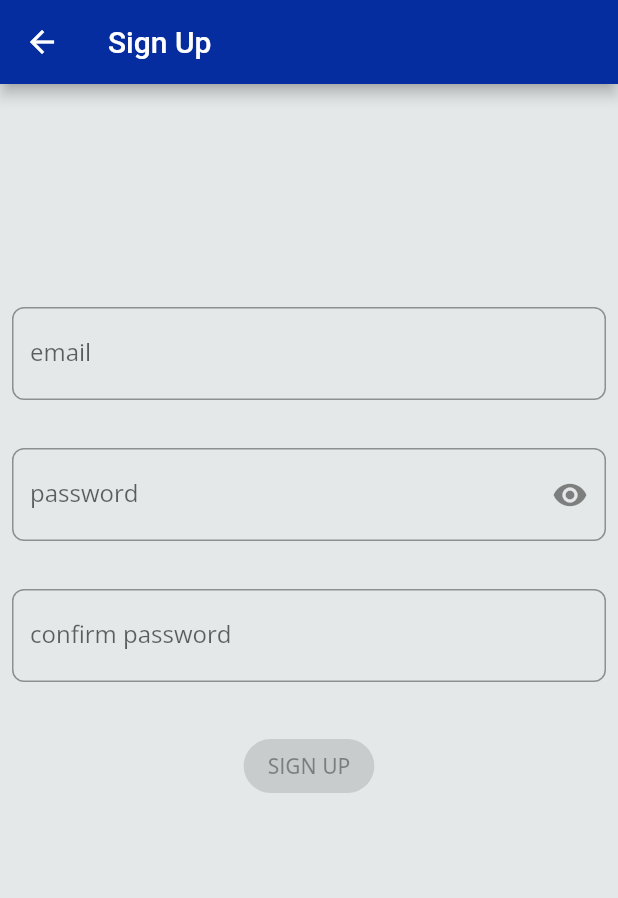
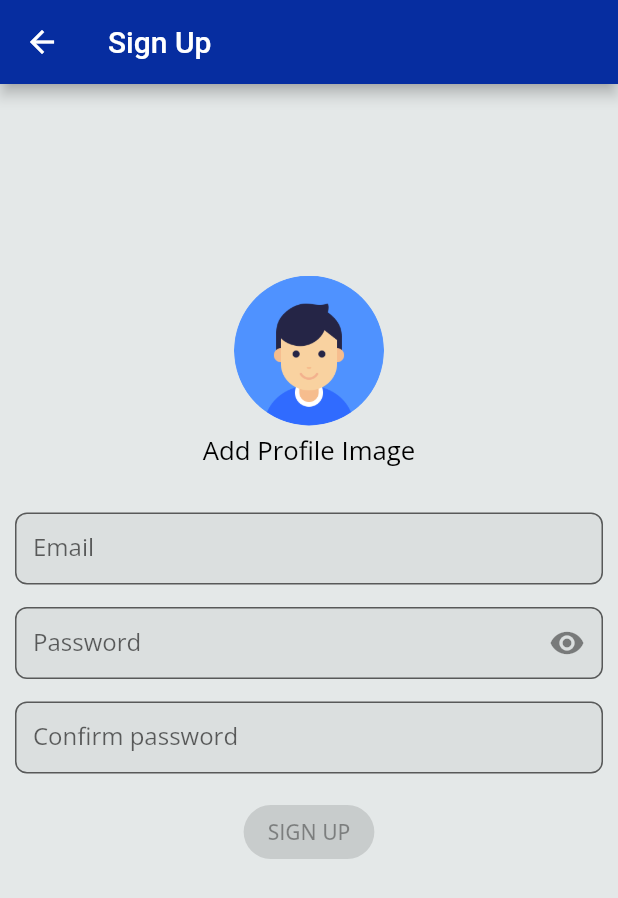
Before and after one commit to piyushpatel130689/flutter_bloc_firebase, a Flutter app: the SignUpPage screen opened directly, on a phone screen of 412 x 824 dp. Shown: the top 898 px of the screen. Run offline on Flutter 3.47's test engine with Material 2 defaults, Android fonts, the phone set to English and light mode, and no system bars; our stand-ins replace bloc, equatable, firebase_auth, firebase_core, flutter_bloc, flutter_screenutil and 5 more; missing offline and left inert: flow_builder, very_good_analysis; accounts and stored records are empty; network calls fail.

Commit message:
Created common color,style,size and component files

```diff
--- a/lib/app/view/app.dart
+++ b/lib/app/view/app.dart
@@ -2,6 +2,7 @@ import 'package:authentication_repository/authentication_repository.dart';
 import 'package:flow_builder/flow_builder.dart';
 import 'package:flutter/material.dart';
 import 'package:flutter_bloc/flutter_bloc.dart';
+import 'package:flutter_screenutil/flutter_screenutil.dart';
 import 'package:piyush_flutter_bloc/app/bloc/app_bloc.dart';
 import 'package:piyush_flutter_bloc/app/routes/routes.dart';
 import '../../theme.dart';
@@ -17,15 +18,15 @@ class App extends StatelessWidget {
 
   @override
   Widget build(BuildContext context) {
-    return RepositoryProvider.value(
+    return ScreenUtilInit(
+        builder: () => RepositoryProvider.value(
             value: _authenticationRepository,
             child: BlocProvider(
               create: (_) => AppBloc(
                 authenticationRepository: _authenticationRepository,
               ),
               child: const AppView(),
-      ),
-    );
+            )));
   }
 }
 
--- /dev/null
+++ b/lib/common/add_image_form.dart
@@ -0,0 +1,143 @@
+import 'dart:io';
+
+import 'package:flutter/material.dart';
+import 'package:image_picker/image_picker.dart';
+import 'package:piyush_flutter_bloc/common/mystyles.dart';
+
+class AddImageForm extends StatelessWidget {
+  final String imagePath;
+  final Function(String) onChanged;
+
+  const AddImageForm({
+    required Key key,
+    required this.imagePath,
+    required this.onChanged,
+  }) : super(key: key);
+
+  @override
+  Widget build(BuildContext context) {
+    Widget _placeholder = Container(
+      height: 100,
+      width: 100,
+      decoration: BoxDecoration(
+          color: Colors.blue, borderRadius: BorderRadius.circular(50)),
+    );
+    return Column(
+      mainAxisSize: MainAxisSize.min,
+      children: [
+        GestureDetector(
+            onTap: () => _onAddImage(context),
+            child: imagePath == null
+                ? _placeholder
+                : _ImageWidget(
+                    key: const Key('profile_image'),
+                    image: imagePath,
+                  )),
+        SizedBox(
+          height: 5,
+        ),
+        Text(
+          'Add Profile Image',
+          style: MyStyles.fontMediumText(),
+        ),
+      ],
+    );
+  }
+
+  _onAddImage(BuildContext context) {
+    showModalBottomSheet(
+      context: context,
+      backgroundColor: Colors.white,
+      builder: (context) => Column(
+        mainAxisSize: MainAxisSize.min,
+        mainAxisAlignment: MainAxisAlignment.center,
+        children: [
+          Container(
+            height: 50,
+            decoration: BoxDecoration(
+              color: Colors.blue,
+            ),
+            alignment: Alignment.center,
+            child: GestureDetector(
+              onTap: () => _showCamera(context),
+              child: Text(
+                'Add from Camera',
+                style:
+                    TextStyle(fontWeight: FontWeight.bold, color: Colors.white),
+              ),
+            ),
+          ),
+          Container(
+            height: 50,
+            decoration: BoxDecoration(
+              color: Colors.blue,
+            ),
+            alignment: Alignment.center,
+            child: GestureDetector(
+              onTap: () => _showGallery(context),
+              child: Text(
+                'Add from Library',
+                style:
+                    TextStyle(fontWeight: FontWeight.bold, color: Colors.white),
+              ),
+            ),
+          ),
+        ],
+      ),
+    );
+  }
+
+  _showCamera(BuildContext context) {
+    Navigator.of(context).pop();
+    _showImagePicker(ImageSource.camera);
+  }
+
+  _showGallery(BuildContext context) {
+    Navigator.of(context).pop();
+    _showImagePicker(ImageSource.gallery);
+  }
+
+  _showImagePicker(ImageSource imageSource) async {
+    ImagePicker imagePicker = ImagePicker();
+    PickedFile? image =
+        await imagePicker.getImage(source: imageSource, imageQuality: 60);
+    if (image != null) {
+      onChanged(image.path);
+    }
+  }
+}
+
+class _ImageWidget extends StatelessWidget {
+  final String image;
+
+  const _ImageWidget({
+    required Key key,
+    required this.image,
+  }) : super(key: key);
+
+  @override
+  Widget build(BuildContext context) {
+    bool _validURL = Uri.parse(image).isAbsolute;
+    return Container(
+      height: 100,
+      width: 100,
+      child: ClipRRect(
+        borderRadius: BorderRadius.circular(50),
+        child: _validURL
+            ? Image.network(
+                image,
+                fit: BoxFit.cover,
+              )
+            : (image.isNotEmpty
+                ? Image.file(
+                    File(image),
+                    fit: BoxFit.cover,
+                  )
+                : Image.asset(
+                    'assets/user.png',
+                    height: 120,
+                  )),
+      ),
+    );
+  }
+}
--- /dev/null
+++ b/lib/common/auth_text_field.dart
@@ -0,0 +1,70 @@
+import 'package:flutter/material.dart';
+
+class AuthTextField extends StatelessWidget {
+  final String labelText;
+  final String hint;
+  final ValueChanged<String> onChanged;
+  final TextInputType keyboardType;
+  final bool isPasswordField;
+  final bool isRequiredField;
+  final String? error;
+  final EdgeInsets padding;
+  final TextInputAction textInputAction;
+  final Widget? suffixIcon;
+
+  const AuthTextField(
+      {required Key key,
+      this.hint = '',
+      required this.labelText,
+      required this.onChanged,
+      required this.keyboardType,
+      this.isPasswordField = false,
+      this.isRequiredField = false,
+      this.error,
+      this.padding = const EdgeInsets.all(0),
+      required this.textInputAction,
+      this.suffixIcon})
+      : super(key: key);
+
+  @override
+  Widget build(BuildContext context) {
+    UnderlineInputBorder border = UnderlineInputBorder(
+        borderSide: new BorderSide(color: Colors.blueAccent, width: 2));
+    UnderlineInputBorder errorBorder = UnderlineInputBorder(
+        borderSide: new BorderSide(color: Colors.redAccent, width: 2));
+
+    return Padding(
+      padding: padding,
+      child: TextFormField(
+        keyboardType: keyboardType,
+        decoration: InputDecoration(
+            labelText: labelText,
+            // fillColor: Colors.white,
+            contentPadding: EdgeInsets.symmetric(horizontal: 12),
+            filled: true,
+            hintText: isRequiredField ? '$hint*' : hint,
+            errorText: error,
+            suffixIcon: suffixIcon),
+        // decoration: InputDecoration(
+        //   labelText: labelText,
+        //   fillColor: Colors.white,
+        //   contentPadding: EdgeInsets.symmetric(horizontal: 12),
+        //   filled: true,
+        //   hintText: isRequiredField ? '$hint*' : hint,
+        //   border: border,
+        //   disabledBorder: border,
+        //   enabledBorder: border,
+        //   errorBorder: errorBorder,
+        //   focusedErrorBorder: errorBorder,
+        //   errorText: error,
+        //   floatingLabelBehavior: FloatingLabelBehavior.never,
+        // ),
+        autocorrect: false,
+        textInputAction: textInputAction,
+        obscureText: isPasswordField,
+        maxLines: 1,
+        onChanged: onChanged,
+      ),
+    );
+  }
+}
--- /dev/null
+++ b/lib/common/constants.dart
@@ -0,0 +1,4 @@
+
+class Constants {
+  static const String SUCCESS_MESSAGE=" You will be contacted by us very soon.";
+}
--- /dev/null
+++ b/lib/common/mycolors.dart
@@ -0,0 +1,9 @@
+import 'package:flutter/material.dart';
+
+class MyColors {
+  static const Color primaryColorDark = const Color(0xFF717FE0);
+  static const Color primaryColorLight = const Color(0xFF8481BA);
+  static const Color primaryColor = const Color(0xFF062DA0);
+  static const Color accentColor = const Color(0xFF9C3A97);
+  static const Color scaffoldBackgroundColor = const Color(0xFFE4E8E8);
+}
--- /dev/null
+++ b/lib/common/mystyles.dart
@@ -0,0 +1,39 @@
+import 'package:flutter/cupertino.dart';
+import 'package:flutter/material.dart';
+import 'package:flutter/widgets.dart';
+import 'package:font_awesome_flutter/font_awesome_flutter.dart';
+import 'package:piyush_flutter_bloc/common/sizeconfig.dart';
+
+abstract class MyStyles {
+  //TEXT STYLE
+  static TextStyle fontSmallText() =>
+      TextStyle(color: Colors.black, fontSize: SizeConfig.fontSmallSize);
+
+  static TextStyle fontSmallTextBold() => TextStyle(
+      color: Colors.black,
+      fontSize: SizeConfig.fontSmallSize,
+      fontWeight: FontWeight.bold);
+
+  static TextStyle fontMediumText() =>
+      TextStyle(color: Colors.black, fontSize: SizeConfig.fontMediumSize);
+
+  static TextStyle fontMediumTextBold() => TextStyle(
+      color: Colors.black,
+      fontSize: SizeConfig.fontMediumSize,
+      fontWeight: FontWeight.bold);
+
+  static TextStyle fontLargeText() =>
+      TextStyle(color: Colors.black, fontSize: SizeConfig.fontLargeSize);
+
+  static TextStyle fontLargeTextBold() => TextStyle(
+      color: Colors.black,
+      fontSize: SizeConfig.fontLargeSize,
+      fontWeight: FontWeight.bold);
+
+  //ICON STYLE
+  static const preferenceIcon = IconData(
+    0xf443,
+    fontFamily: CupertinoIcons.iconFont,
+    fontPackage: CupertinoIcons.iconFontPackage,
+  );
+}
--- /dev/null
+++ b/lib/common/sizeconfig.dart
@@ -0,0 +1,16 @@
+import 'package:flutter_screenutil/flutter_screenutil.dart';
+
+class SizeConfig {
+  //SCREEN SIZE
+  static const double screenPadding = 10;
+
+  //WIDGET SIZE
+  static const double verticalSizeBoxSpace = 15;
+
+  static final double profilepicHeightWidth = 120.w;
+
+  //FONT SIZE
+  static final double fontSmallSize = 12.sp;
+  static final double fontMediumSize = 15.sp;
+  static final double fontLargeSize = 18.sp;
+}
--- a/lib/login/view/login_form.dart
+++ b/lib/login/view/login_form.dart
@@ -2,6 +2,8 @@ import 'package:flutter_bloc/flutter_bloc.dart';
 import 'package:flutter/material.dart';
 import 'package:font_awesome_flutter/font_awesome_flutter.dart';
 import 'package:formz/formz.dart';
+import 'package:piyush_flutter_bloc/common/auth_text_field.dart';
+import 'package:piyush_flutter_bloc/common/sizeconfig.dart';
 import 'package:piyush_flutter_bloc/login/cubit/login_cubit.dart';
 import 'package:piyush_flutter_bloc/sign_up/view/sign_up_page.dart';
 
@@ -28,17 +30,17 @@ class LoginForm extends StatelessWidget {
             children: [
               Image.asset(
                 'assets/bloc_logo_small.png',
-                height: 120,
+                height: SizeConfig.profilepicHeightWidth,
               ),
-              const SizedBox(height: 16.0),
+              const SizedBox(height: SizeConfig.verticalSizeBoxSpace * 2),
               _EmailInput(),
-              const SizedBox(height: 8.0),
+              const SizedBox(height: SizeConfig.verticalSizeBoxSpace),
               _PasswordInput(),
-              const SizedBox(height: 8.0),
+              const SizedBox(height: SizeConfig.verticalSizeBoxSpace),
               _LoginButton(),
-              const SizedBox(height: 8.0),
+              const SizedBox(height: SizeConfig.verticalSizeBoxSpace),
               _GoogleLoginButton(),
-              const SizedBox(height: 4.0),
+              const SizedBox(height: SizeConfig.verticalSizeBoxSpace),
               _SignUpButton(),
             ],
           ),
@@ -54,16 +56,15 @@ class _EmailInput extends StatelessWidget {
     return BlocBuilder<LoginCubit, LoginState>(
       buildWhen: (previous, current) => previous.email != current.email,
       builder: (context, state) {
-        return TextFormField(
-          initialValue: state.email.value,
+        return AuthTextField(
+          labelText: 'Email',
+          hint: 'Email',
           key: const Key('loginForm_emailInput_textField'),
+          isRequiredField: true,
+          keyboardType: TextInputType.emailAddress,
           onChanged: (email) => context.read<LoginCubit>().emailChanged(email),
-          keyboardType: TextInputType.emailAddress,
-          decoration: InputDecoration(
-            labelText: 'email',
-            helperText: '',
-            errorText: state.email.invalid ? 'invalid email' : null,
-          ),
+          error: state.email.invalid ? 'invalid email' : null,
+          textInputAction: TextInputAction.next,
         );
       },
     );
@@ -76,16 +77,17 @@ class _PasswordInput extends StatelessWidget {
     return BlocBuilder<LoginCubit, LoginState>(
       buildWhen: (previous, current) => previous.password != current.password,
       builder: (context, state) {
-        return TextField(
+        return AuthTextField(
+          labelText: 'Password',
+          hint: 'Password',
           key: const Key('loginForm_passwordInput_textField'),
+          isPasswordField: false,
+          isRequiredField: true,
+          keyboardType: TextInputType.text,
+          error: state.password.invalid ? 'invalid password' : null,
           onChanged: (password) =>
               context.read<LoginCubit>().passwordChanged(password),
-          obscureText: true,
-          decoration: InputDecoration(
-            labelText: 'password',
-            helperText: '',
-            errorText: state.password.invalid ? 'invalid password' : null,
-          ),
+          textInputAction: TextInputAction.next,
         );
       },
     );
--- a/lib/login/view/login_page.dart
+++ b/lib/login/view/login_page.dart
@@ -1,6 +1,7 @@
 import 'package:authentication_repository/authentication_repository.dart';
 import 'package:flutter/material.dart';
 import 'package:flutter_bloc/flutter_bloc.dart';
+import 'package:piyush_flutter_bloc/common/sizeconfig.dart';
 import 'package:piyush_flutter_bloc/login/cubit/login_cubit.dart';
 import 'login_form.dart';
 
@@ -14,7 +15,7 @@ class LoginPage extends StatelessWidget {
     return Scaffold(
       appBar: AppBar(title: const Text('Login')),
       body: Padding(
-        padding: const EdgeInsets.all(8.0),
+        padding: const EdgeInsets.all(SizeConfig.screenPadding),
         child: BlocProvider(
           create: (_) => LoginCubit(context.read<AuthenticationRepository>()),
           child: const LoginForm(),
--- a/lib/sign_up/bloc/sign_up_bloc.dart
+++ b/lib/sign_up/bloc/sign_up_bloc.dart
@@ -23,7 +23,12 @@ class SignUpBloc extends Bloc<SignUpEvent, SignUpState> {
 
   @override
   Stream<SignUpState> mapEventToState(SignUpEvent event) async* {
-    if (event is EmailChanged) {
+    if (event is ProfileImageChanged) {
+      final String profileImage = event.image;
+      yield state.copyWith(
+        image: profileImage,
+      );
+    }else if (event is EmailChanged) {
       final email = Email.dirty(event.email);
       yield state.copyWith(
         //email: email.valid ? email : Email.pure(event.email),
--- a/lib/sign_up/bloc/sign_up_event.dart
+++ b/lib/sign_up/bloc/sign_up_event.dart
@@ -5,6 +5,15 @@ abstract class SignUpEvent extends Equatable {
 
   @override
   List<Object> get props => [];
+}
+
+class ProfileImageChanged extends SignUpEvent {
+  const ProfileImageChanged({required this.image});
+
+  final String image;
+
+  @override
+  List<Object> get props => [image];
 }
 
 class EmailChanged extends SignUpEvent {
--- a/lib/sign_up/bloc/sign_up_state.dart
+++ b/lib/sign_up/bloc/sign_up_state.dart
@@ -7,6 +7,7 @@ class SignUpState extends Equatable {
     this.confirmedPassword = const ConfirmedPassword.pure(),
     this.status = FormzStatus.pure,
     this.isObscure = true,
+    this.image = '',
   });
 
   final Email email;
@@ -14,10 +15,11 @@ class SignUpState extends Equatable {
   final ConfirmedPassword confirmedPassword;
   final FormzStatus status;
   final bool isObscure;
+  final String image;
 
   @override
   List<Object> get props =>
-      [email, password, confirmedPassword, status, isObscure];
+      [email, password, confirmedPassword, status, isObscure, image];
 
   SignUpState copyWith({
     Email? email,
@@ -25,12 +27,14 @@ class SignUpState extends Equatable {
     ConfirmedPassword? confirmedPassword,
     FormzStatus? status,
     bool? isObscure,
+    String? image,
   }) {
     return SignUpState(
         email: email ?? this.email,
         password: password ?? this.password,
         confirmedPassword: confirmedPassword ?? this.confirmedPassword,
         status: status ?? this.status,
-        isObscure: isObscure ?? this.isObscure);
+        isObscure: isObscure ?? this.isObscure,
+        image: image ?? this.image);
   }
 }
--- a/lib/sign_up/view/sign_up_form.dart
+++ b/lib/sign_up/view/sign_up_form.dart
@@ -1,6 +1,9 @@
 import 'package:flutter/material.dart';
 import 'package:flutter_bloc/flutter_bloc.dart';
 import 'package:formz/formz.dart';
+import 'package:piyush_flutter_bloc/common/add_image_form.dart';
+import 'package:piyush_flutter_bloc/common/auth_text_field.dart';
+import 'package:piyush_flutter_bloc/common/sizeconfig.dart';
 import 'package:piyush_flutter_bloc/sign_up/bloc/sign_up_bloc.dart';
 
 class SignUpForm extends StatelessWidget {
@@ -22,19 +25,38 @@ class SignUpForm extends StatelessWidget {
         },
         child: Align(
             alignment: const Alignment(0, -1 / 3),
+            child: SingleChildScrollView(
               child: Column(
                 mainAxisSize: MainAxisSize.min,
                 children: [
+                  _ImageField(),
+                  const SizedBox(height: SizeConfig.verticalSizeBoxSpace * 2),
                   _EmailInput(),
-            const SizedBox(height: 8.0),
+                  const SizedBox(height: SizeConfig.verticalSizeBoxSpace),
                   _PasswordInput(),
-            const SizedBox(height: 8.0),
+                  const SizedBox(height: SizeConfig.verticalSizeBoxSpace),
                   _ConfirmPasswordInput(),
-            const SizedBox(height: 8.0),
+                  const SizedBox(height: SizeConfig.verticalSizeBoxSpace),
                   _SignUpButton(),
                 ],
               ),
-      ),
+            )));
+  }
+}
+
+class _ImageField extends StatelessWidget {
+  @override
+  Widget build(BuildContext context) {
+    return BlocBuilder<SignUpBloc, SignUpState>(
+      buildWhen: (previous, current) => previous.image != current.image,
+      builder: (context, state) {
+        return AddImageForm(
+          key: const Key('signUpForm_imageInput_profileImage'),
+          imagePath: state.image,
+          onChanged: (image) =>
+              context.read<SignUpBloc>().add(ProfileImageChanged(image: image)),
+        );
+      },
     );
   }
 }
@@ -45,18 +67,16 @@ class _EmailInput extends StatelessWidget {
     return BlocBuilder<SignUpBloc, SignUpState>(
       buildWhen: (previous, current) => previous.email != current.email,
       builder: (context, state) {
-        return TextFormField(
-          initialValue: state.email.value,
+        return AuthTextField(
+          labelText: 'Email',
+          hint: 'Email',
           key: const Key('signUpForm_emailInput_textField'),
-          textInputAction: TextInputAction.next,
+          isRequiredField: true,
+          keyboardType: TextInputType.emailAddress,
           onChanged: (value) =>
               context.read<SignUpBloc>().add(EmailChanged(email: value)),
-          keyboardType: TextInputType.emailAddress,
-          decoration: InputDecoration(
-            labelText: 'email',
-            helperText: '',
-            errorText: state.email.invalid ? 'invalid email' : null,
-          ),
+          error: state.email.invalid ? 'invalid email' : null,
+          textInputAction: TextInputAction.next,
         );
       },
     );
@@ -67,28 +87,30 @@ class _PasswordInput extends StatelessWidget {
   @override
   Widget build(BuildContext context) {
     return BlocBuilder<SignUpBloc, SignUpState>(
-      buildWhen: (previous, current) => (previous.password != current.password || previous.isObscure != current.isObscure),
+      buildWhen: (previous, current) =>
+          (previous.password != current.password ||
+              previous.isObscure != current.isObscure),
       builder: (context, state) {
-        return TextFormField(
-          initialValue: state.password.value,
+        return AuthTextField(
+            labelText: 'Password',
+            hint: 'Password',
             key: const Key('signUpForm_passwordInput_textField'),
+            isPasswordField: state.isObscure,
+            isRequiredField: true,
+            keyboardType: TextInputType.text,
+            error: state.password.invalid ? 'invalid password' : null,
+            onChanged: (value) => context
+                .read<SignUpBloc>()
+                .add(PasswordChanged(password: value)),
             textInputAction: TextInputAction.next,
-          onChanged: (value) =>
-              context.read<SignUpBloc>().add(PasswordChanged(password: value)),
-          obscureText: state.isObscure,
-          decoration: InputDecoration(
-              labelText: 'password',
-              helperText: '',
-              errorText: state.password.invalid ? 'invalid password' : null,
             suffixIcon: IconButton(
-                  icon: Icon(state.isObscure
-                      ? Icons.visibility
-                      : Icons.visibility_off),
+                icon: Icon(
+                    state.isObscure ? Icons.visibility : Icons.visibility_off),
                 onPressed: () {
-                    context.read<SignUpBloc>().add(
-                        PasswordObscureChanged(isObscure: !state.isObscure));
-                  })),
-        );
+                  context
+                      .read<SignUpBloc>()
+                      .add(PasswordObscureChanged(isObscure: !state.isObscure));
+                }));
       },
     );
   }
@@ -102,21 +124,19 @@ class _ConfirmPasswordInput extends StatelessWidget {
           previous.password != current.password ||
           previous.confirmedPassword != current.confirmedPassword,
       builder: (context, state) {
-        return TextFormField(
-          initialValue: state.confirmedPassword.value,
+        return AuthTextField(
+          labelText: 'Confirm password',
+          hint: 'Confirm password',
           key: const Key('signUpForm_confirmedPasswordInput_textField'),
-          textInputAction: TextInputAction.done,
+          isPasswordField: false,
+          isRequiredField: true,
+          keyboardType: TextInputType.text,
+          error:
+              state.confirmedPassword.invalid ? 'passwords do not match' : null,
           onChanged: (value) => context
               .read<SignUpBloc>()
               .add(ConfirmPasswordChanged(confirmPassword: value)),
-          obscureText: true,
-          decoration: InputDecoration(
-            labelText: 'confirm password',
-            helperText: '',
-            errorText: state.confirmedPassword.invalid
-                ? 'passwords do not match'
-                : null,
-          ),
+          textInputAction: TextInputAction.done,
         );
       },
     );
--- a/lib/sign_up/view/sign_up_page.dart
+++ b/lib/sign_up/view/sign_up_page.dart
@@ -1,6 +1,7 @@
 import 'package:authentication_repository/authentication_repository.dart';
 import 'package:flutter/material.dart';
 import 'package:flutter_bloc/flutter_bloc.dart';
+import 'package:piyush_flutter_bloc/common/sizeconfig.dart';
 import 'package:piyush_flutter_bloc/sign_up/bloc/sign_up_bloc.dart';
 import 'package:piyush_flutter_bloc/sign_up/view/sign_up_form.dart';
 
@@ -16,7 +17,7 @@ class SignUpPage extends StatelessWidget {
     return Scaffold(
       appBar: AppBar(title: const Text('Sign Up')),
       body: Padding(
-        padding: const EdgeInsets.all(8.0),
+        padding: const EdgeInsets.all(SizeConfig.screenPadding),
         child: BlocProvider(
           create: (_) => SignUpBloc(context.read<AuthenticationRepository>()),
           child: const SignUpForm(),
--- a/lib/theme.dart
+++ b/lib/theme.dart
@@ -1,13 +1,15 @@
 import 'package:flutter/material.dart';
 import 'package:google_fonts/google_fonts.dart';
 
+import 'common/mycolors.dart';
+
 final theme = ThemeData(
   textTheme: GoogleFonts.openSansTextTheme(),
-  primaryColorDark: const Color(0xFF717FE0),
-  primaryColorLight: const Color(0xFF8481BA),
-  primaryColor: const Color(0xFF062DA0),
-  accentColor: const Color(0xFF9C3A97),
-  scaffoldBackgroundColor: const Color(0xFFE4E8E8),
+  primaryColorDark: MyColors.primaryColorDark,
+  primaryColorLight: MyColors.primaryColorLight,
+  primaryColor: MyColors.primaryColor,
+  accentColor: MyColors.accentColor,
+  scaffoldBackgroundColor: MyColors.scaffoldBackgroundColor,
   inputDecorationTheme: InputDecorationTheme(
     // labelStyle: TextStyle(color: Colors.black),
     // hintStyle: TextStyle(color: Colors.grey),
--- a/pubspec.yaml
+++ b/pubspec.yaml
@@ -31,6 +31,8 @@ dependencies:
   flow_builder: ^0.0.2
   google_fonts: ^2.0.0
   font_awesome_flutter: ^9.0.0
+  image_picker: ^0.8.1+3
+  flutter_screenutil: ^5.0.0+2
 
 
   # The following adds the Cupertino Icons font to your application.
```
Also changed, not shown: assets/user.png (added), packages/cache/pubspec.lock (added), packages/form_inputs/pubspec.lock (added), pubspec.lock, 2 other files. Lines whose indentation alone changed are shown as unchanged.
